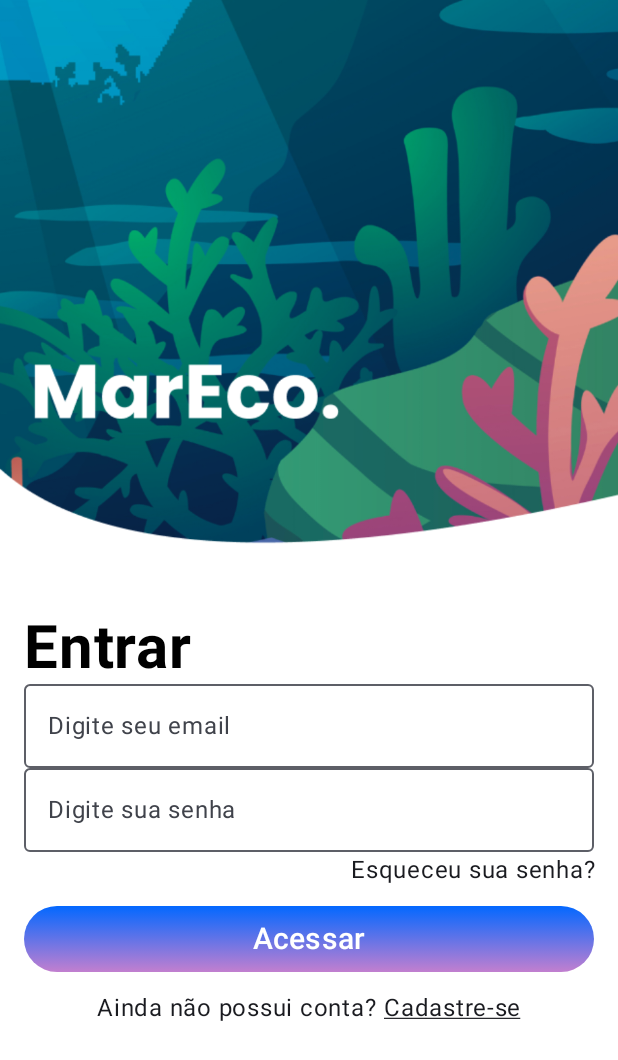
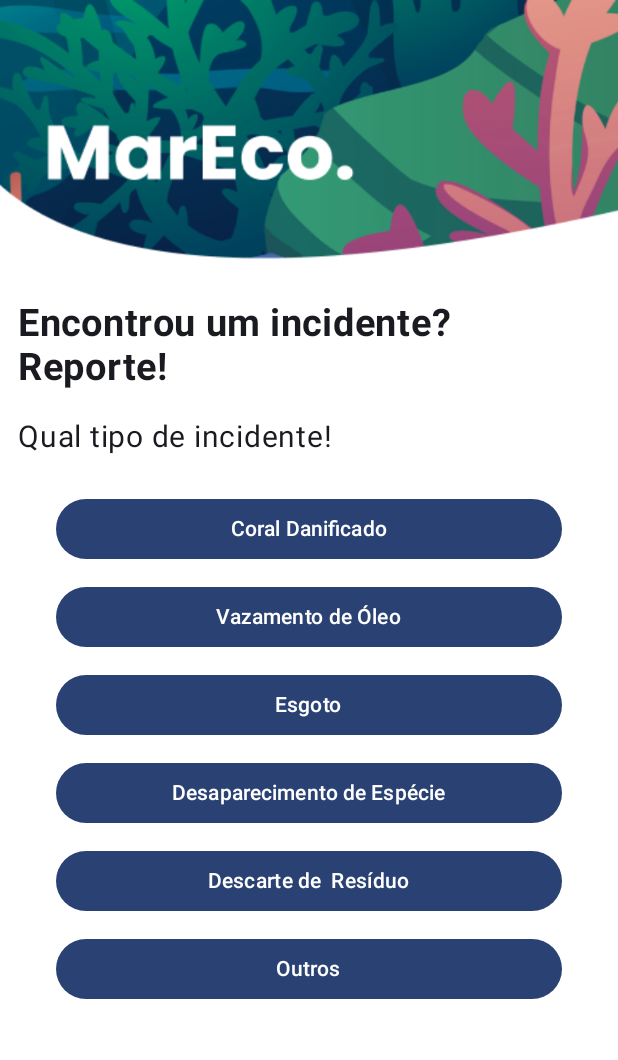
Before and after one commit to schin0/MarEco, an Android app built with Jetpack Compose: the screen it shows after launch (MainActivity), after a tap on "Acessar", on a phone screen of 412 x 824 dp. Shown: the top 1060 px of the screen. Run offline under Robolectric (Android 15) with nearby library versions, the phone set to English and light mode, and no system bars.

Commit message:
primeiro commit

```diff
--- a/frontend/app/src/main/AndroidManifest.xml
+++ b/frontend/app/src/main/AndroidManifest.xml
@@ -3,6 +3,7 @@
     xmlns:tools="http://schemas.android.com/tools">
 
     <application
+        android:usesCleartextTraffic="true"
         android:allowBackup="true"
         android:dataExtractionRules="@xml/data_extraction_rules"
         android:fullBackupContent="@xml/backup_rules"
@@ -23,5 +24,9 @@
             </intent-filter>
         </activity>
     </application>
+    <uses-permission android:name="android.permission.INTERNET"/>
+    <uses-permission android:name="android.permission.ACCESS_NETWORK_STATE"/>
+    <uses-permission android:name="android.permission.CAMERA"/>
+    <uses-feature android:name="android.hardware.camera.any"/>
 
 </manifest>
--- a/frontend/app/src/main/java/br/com/fiap/mareco/MainActivity.kt
+++ b/frontend/app/src/main/java/br/com/fiap/mareco/MainActivity.kt
@@ -16,6 +16,8 @@
 import br.com.fiap.mareco.screens.registros.EmpresaScreen
 import br.com.fiap.mareco.screens.registros.OrganizadorScreen
 import br.com.fiap.mareco.screens.registros.VoluntarioScreen
+import br.com.fiap.mareco.screens.reporte.TelaCoralReport
+import br.com.fiap.mareco.screens.reporte.TelaInicialReporte
 import br.com.fiap.mareco.ui.theme.MarEcoTheme
 
 class MainActivity : ComponentActivity() {
@@ -47,14 +49,13 @@
                         composable("registro/voluntario") {
                             VoluntarioScreen(navController)
                         }
-
-                        composable("registro/organizador") {
-                            OrganizadorScreen(navController)
+                        composable("reporte"){
+                            TelaInicialReporte(navController)
+                        }
+                        composable("reporte/coral"){
+                            TelaCoralReport(navController)
                         }
 
-                        composable("registro/empresa") {
-                            EmpresaScreen(navController)
-                        }
                     }
                 }
             }
--- /dev/null
+++ b/frontend/app/src/main/java/br/com/fiap/mareco/components/TelaHomeComponent.kt
@@ -0,0 +1,43 @@
+package br.com.fiap.mareco.components
+
+import androidx.compose.foundation.Image
+import androidx.compose.foundation.layout.Arrangement
+import androidx.compose.foundation.layout.Column
+import androidx.compose.foundation.layout.Row
+import androidx.compose.foundation.layout.fillMaxWidth
+import androidx.compose.runtime.Composable
+import androidx.compose.ui.Alignment
+import androidx.compose.ui.Modifier
+import androidx.compose.ui.layout.ContentScale
+import androidx.compose.ui.res.painterResource
+import androidx.compose.ui.tooling.preview.Preview
+import br.com.fiap.mareco.R
+
+
+@Composable
+fun TelaHomeComponent(){
+    Row(
+        modifier = Modifier.fillMaxWidth(),
+        verticalAlignment = Alignment.CenterVertically,
+        horizontalArrangement = Arrangement.SpaceEvenly
+    ) {
+        Column(
+            modifier = Modifier.fillMaxWidth(),
+            verticalArrangement = Arrangement.Center
+        ) {
+            Image(
+                painter = painterResource(R.drawable.fundotelahome),
+                contentDescription = "Fundo",
+                modifier = Modifier
+                    .fillMaxWidth(),
+                contentScale = ContentScale.FillWidth
+            )
+        }
+    }
+}
+
+@Composable
+@Preview
+fun TelaHomeComponentPreview(){
+    TelaHomeComponent()
+}
--- a/frontend/app/src/main/java/br/com/fiap/mareco/screens/LoginScreen.kt
+++ b/frontend/app/src/main/java/br/com/fiap/mareco/screens/LoginScreen.kt
@@ -18,6 +18,7 @@
 import androidx.compose.ui.text.font.FontWeight
 import androidx.compose.ui.text.style.TextAlign
 import androidx.compose.ui.text.style.TextDecoration
+import androidx.compose.ui.tooling.preview.Preview
 import androidx.compose.ui.unit.dp
 import androidx.compose.ui.unit.sp
 import androidx.navigation.NavController
@@ -52,7 +53,7 @@
                 )
             }
 
-            Row {
+            Row (){
                 OutlinedTextField(
                     value = "",
                     onValueChange = { },
@@ -115,7 +116,7 @@
                         .fillMaxWidth()
                         .padding(horizontal = 0.dp, vertical = 10.dp),
                     onClick = {
-                        mostrarMensagemEmConstrucao(contexto)
+                        navController.navigate("reporte")
                     }
                 )
             }
@@ -138,6 +139,7 @@
                         },
                     textDecoration = TextDecoration.Underline
                 )
+
             }
         }
     }
--- /dev/null
+++ b/frontend/app/src/main/java/br/com/fiap/mareco/screens/reporte/TelaInicialReporte.kt
@@ -0,0 +1,163 @@
+package br.com.fiap.mareco.screens.reporte
+
+import androidx.compose.foundation.background
+import androidx.compose.foundation.layout.Column
+import androidx.compose.foundation.layout.fillMaxWidth
+import androidx.compose.foundation.layout.padding
+import androidx.compose.material3.Button
+import androidx.compose.material3.ButtonDefaults
+import androidx.compose.material3.Text
+import androidx.compose.runtime.Composable
+import androidx.compose.ui.Modifier
+import androidx.compose.ui.graphics.Color
+import androidx.compose.ui.text.font.FontWeight
+import androidx.compose.ui.text.style.TextAlign
+import androidx.compose.ui.tooling.preview.Preview
+import androidx.compose.ui.unit.dp
+import androidx.compose.ui.unit.sp
+import androidx.navigation.NavController
+import br.com.fiap.mareco.components.TelaHomeComponent
+
+@Composable
+fun TelaInicialReporte(navController: NavController) {
+
+    Column(
+        modifier = Modifier
+            .fillMaxWidth()
+            .background(color = Color.White)
+    ) {
+
+        TelaHomeComponent()
+
+        Column(
+            modifier = Modifier
+                .fillMaxWidth()
+                .padding(vertical = 16.dp)
+                .padding(horizontal = 12.dp),
+        ) {
+            Text(
+
+                modifier = Modifier
+                    .fillMaxWidth(),
+                text = "Encontrou um incidente?",
+                textAlign = TextAlign.Start,
+                fontSize = 25.sp,
+                fontWeight = FontWeight.Bold
+
+
+            )
+            Text(
+                modifier = Modifier.fillMaxWidth(),
+                text = "Reporte!",
+                textAlign = TextAlign.Start,
+                fontSize = 25.sp,
+                fontWeight = FontWeight.Bold
+            )
+            Text(
+                modifier = Modifier
+                    .fillMaxWidth()
+                    .padding(vertical = 20.dp),
+                text = "Qual tipo de incidente!",
+                textAlign = TextAlign.Start,
+                fontSize = 20.sp
+            )
+            Column {
+                Button(
+                    modifier = Modifier
+                        .fillMaxWidth()
+                        .padding(horizontal = 25.dp)
+                        .padding(vertical = 5.dp),
+                    onClick = {
+
+                        navController.navigate("reporte/coral")
+                    },
+                    colors = ButtonDefaults.buttonColors(
+                        contentColor = Color.White
+                    )
+                ) {
+                    Text(
+                        text = "Coral Danificado"
+                    )
+                }
+                Button(
+                    modifier = Modifier
+                        .fillMaxWidth()
+                        .padding(horizontal = 25.dp)
+                        .padding(vertical = 5.dp),
+                    onClick = {},
+                    colors = ButtonDefaults.buttonColors(
+                        contentColor = Color.White
+                    )
+                ) {
+                    Text(
+                        text = "Vazamento de Óleo"
+                    )
+                }
+                Button(
+                    modifier = Modifier
+                        .fillMaxWidth()
+                        .padding(horizontal = 25.dp)
+                        .padding(vertical = 5.dp),
+                    onClick = {},
+                    colors = ButtonDefaults.buttonColors(
+                        contentColor = Color.White
+                    )
+                ) {
+                    Text(
+                        text = "Esgoto"
+                    )
+                }
+                Button(
+                    modifier = Modifier
+                        .fillMaxWidth()
+                        .padding(horizontal = 25.dp)
+                        .padding(vertical = 5.dp),
+                    onClick = {},
+                    colors = ButtonDefaults.buttonColors(
+                        contentColor = Color.White
+                    )
+                ) {
+                    Text(
+                        text = "Desaparecimento de Espécie"
+                    )
+                }
+                Button(
+                    modifier = Modifier
+                        .fillMaxWidth()
+                        .padding(horizontal = 25.dp)
+                        .padding(vertical = 5.dp),
+                    onClick = {},
+                    colors = ButtonDefaults.buttonColors(
+                        contentColor = Color.White
+                    )
+                ) {
+                    Text(
+                        text = "Descarte de  Resíduo"
+                    )
+                }
+                Button(
+                    modifier = Modifier
+                        .fillMaxWidth()
+                        .padding(horizontal = 25.dp)
+                        .padding(vertical = 5.dp),
+                    onClick = {},
+                    colors = ButtonDefaults.buttonColors(
+                        contentColor = Color.White
+                    )
+                ) {
+                    Text(
+                        text = "Outros"
+                    )
+                }
+            }
+
+        }
+    }
+
+}
+/*
+@Preview(showBackground = true, showSystemUi = true)
+@Composable
+fun TelaInicialReportePreview() {
+    TelaInicialReporte()
+}*/
--- /dev/null
+++ b/frontend/app/src/main/res/drawable/baseline_arrow_back_24.xml
@@ -0,0 +1,5 @@
+<vector xmlns:android="http://schemas.android.com/apk/res/android" android:autoMirrored="true" android:height="24dp" android:tint="#D95555" android:viewportHeight="24" android:viewportWidth="24" android:width="24dp">
+
+    <path android:fillColor="@color/branco" android:pathData="M20,11H7.83l5.59,-5.59L12,4l-8,8 8,8 1.41,-1.41L7.83,13H20v-2z"/>
+
+</vector>
--- a/frontend/gradle/libs.versions.toml
+++ b/frontend/gradle/libs.versions.toml
@@ -1,5 +1,5 @@
 [versions]
-agp = "8.3.0"
+agp = "8.4.1"
 kotlin = "1.9.0"
 coreKtx = "1.13.1"
 junit = "4.13.2"
```
Also changed, not shown: frontend/app/build.gradle.kts (+9 -0 lines), frontend/app/src/main/java/br/com/fiap/mareco/api/ReporteService.kt (added, +16 -0 lines), frontend/app/src/main/java/br/com/fiap/mareco/api/RetrofitFactoryReporte.kt (added, +29 -0 lines), frontend/app/src/main/java/br/com/fiap/mareco/components/MostrarToastSucesso.kt (added, +13 -0 lines), frontend/app/src/main/java/br/com/fiap/mareco/model/Reporte.kt (added, +10 -0 lines), frontend/app/src/main/java/br/com/fiap/mareco/screens/reporte/TelaCoralReporte.kt (added, +226 -0 lines), frontend/app/src/main/java/br/com/fiap/mareco/util/NetworkUtils.kt (added, +16 -0 lines), frontend/app/src/main/res/drawable/fundotelahome.png (added), frontend/app/src/main/res/drawable/seta.png (added), frontend/gradle/wrapper/gradle-wrapper.properties.
